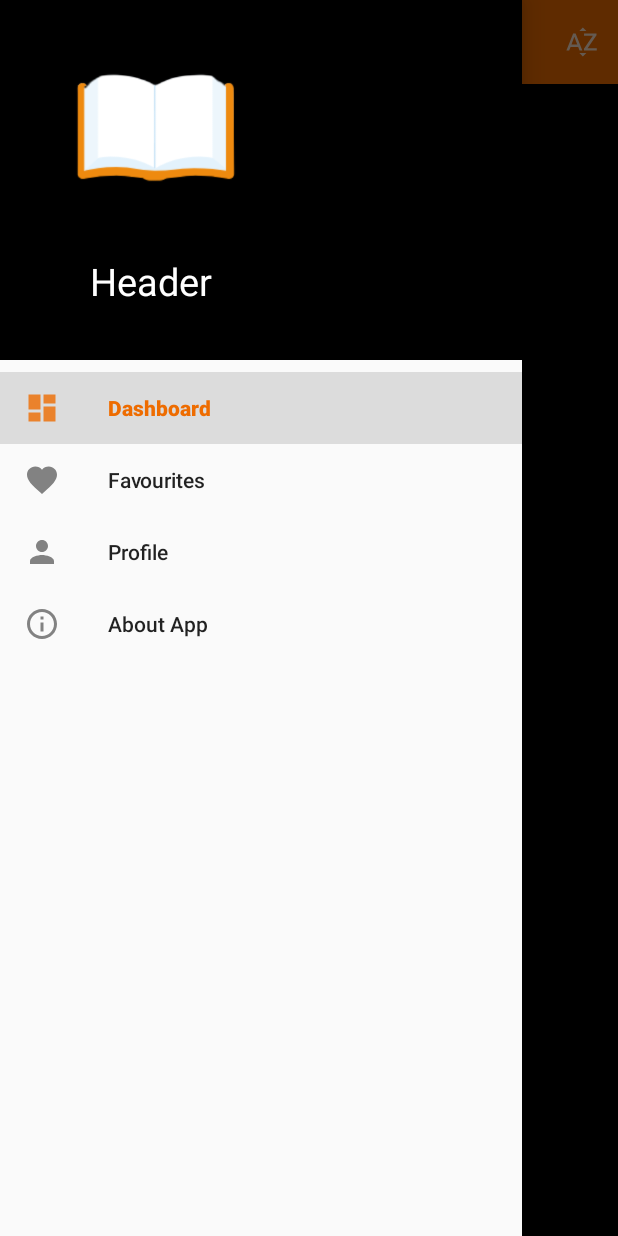
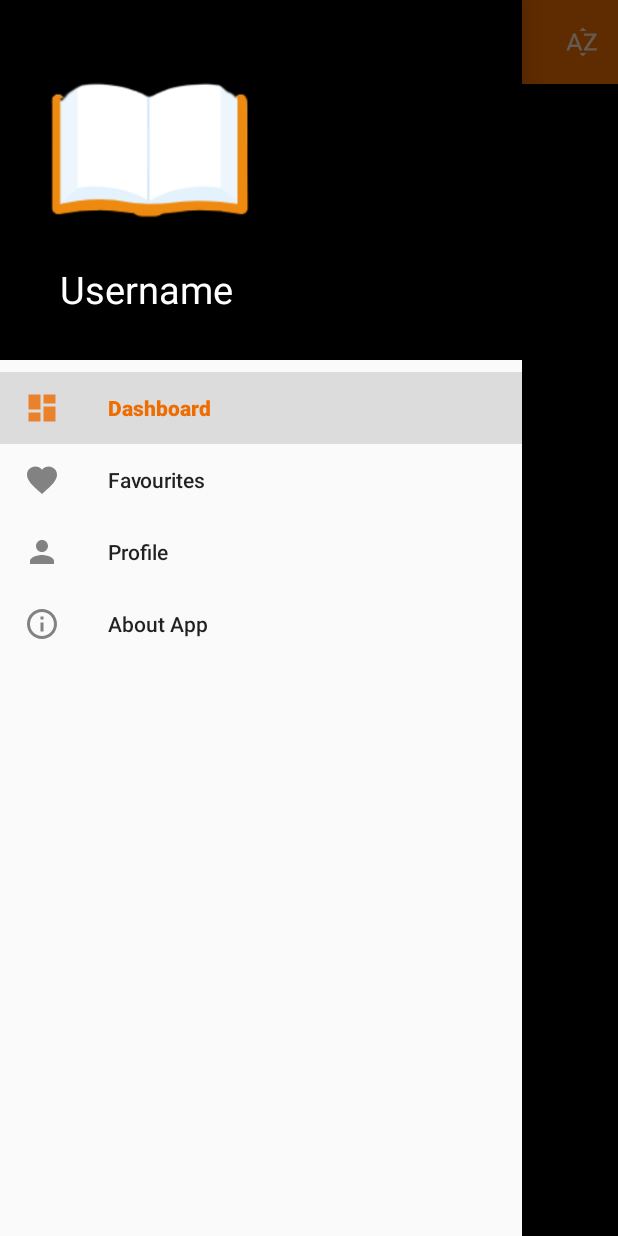
Before and after one commit to Pratishtha123/BookHub, an Android app: the screen it shows after launch (MainActivity), with the side drawer open, on a phone screen of 412 x 824 dp. Run offline under Robolectric (Android 15) with nearby library versions, the phone set to English and light mode, and no system bars; our stand-ins replace Volley; network calls fail.

Commit message:
UI enhanced

```diff
--- a/app/src/main/res/layout/header.xml
+++ b/app/src/main/res/layout/header.xml
@@ -5,18 +5,19 @@
     android:background="#000000">
 
     <ImageView
-        android:layout_width="200dp"
-        android:layout_height="170dp"
+        android:layout_width="250dp"
+        android:layout_height="200dp"
         android:id="@+id/imgIcon"
+        android:layout_marginLeft="-30dp"
         android:src="@drawable/book_icon"/>
 
     <TextView
         android:layout_width="wrap_content"
         android:layout_height="wrap_content"
-        android:layout_below="@id/imgIcon"
+        android:layout_marginTop="175dp"
         android:textSize="25sp"
         android:textColor="#ffffff"
-        android:layout_marginHorizontal="60dp"
-        android:text="Header"/>
+        android:layout_marginHorizontal="40dp"
+        android:text="@string/username"/>
 
 </RelativeLayout>
--- a/app/src/main/res/values/strings.xml
+++ b/app/src/main/res/values/strings.xml
@@ -12,4 +12,5 @@
     <string name="para">This app displays the list of popular books. You can see the full description of each book. You can also add a book to favourites. The app also has other screens such as a Profile page which will tell you about the developer that made the app and an About App page which will tell you about the app.Enjoy the world of books with this app.</string>
     <string name="para1">BookHub is a fun and easy way to buy, sell and share books around you. Are there old books stacked on your shelf? Or are you tired of reading the same books again and again? We bring you a wide range of collection near you. Read through some of the features below.Sell your old books at BookHub.</string>
     <string name="para2">Book Hub showcases all book genres and all book prices, from fully priced books to discounted books (and 99c books) to free books that readers love to read. We want to make it easy for readers to discover new authors and read great books. New books are added every day in different genres so there is a good read on Book Hub for everyone.</string>
+    <string name="username">Username</string>
 </resources>
```
